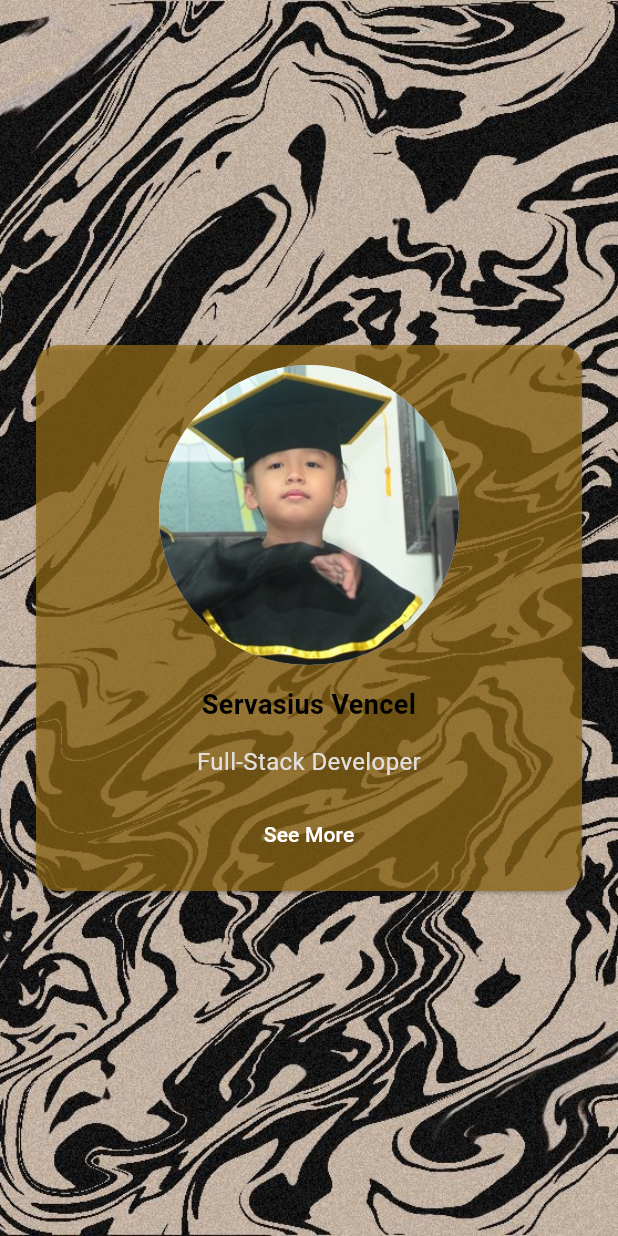
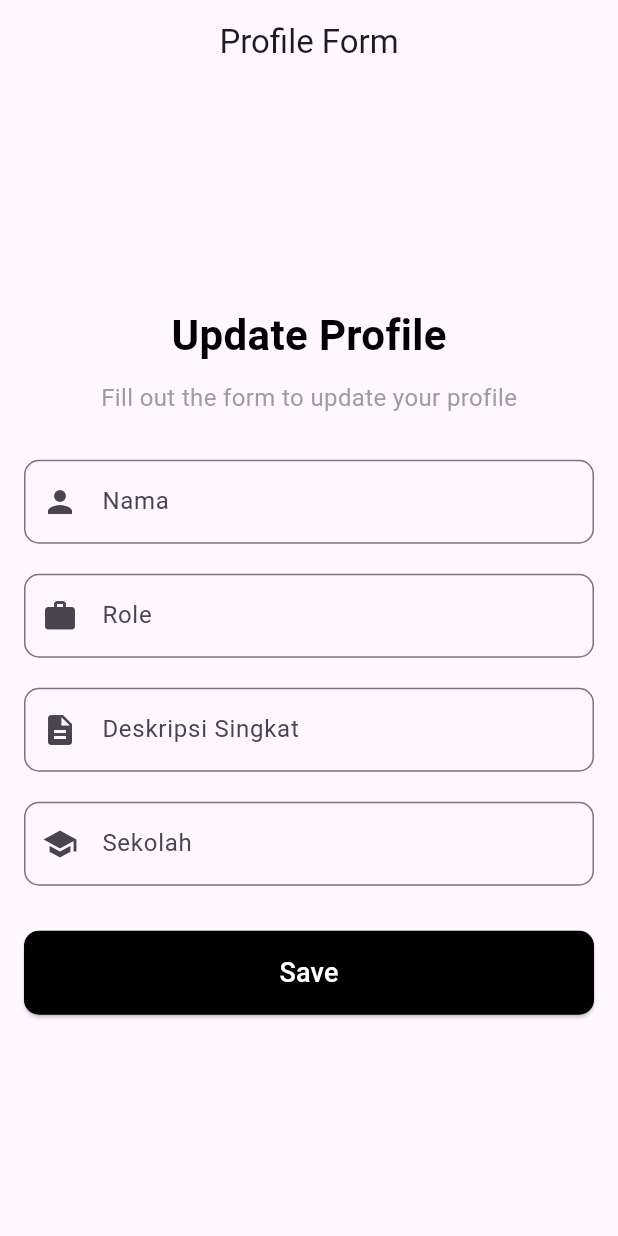
Before and after one commit to ServasiusVencel/profil_flutter, a Flutter app: the screen it shows after launch, on a phone screen of 412 x 824 dp. Run offline on Flutter 3.47's test engine with Material 3 defaults, Android fonts, the phone set to English and light mode, and no system bars.

Commit message:
update profile

```diff
--- a/lib/main.dart
+++ b/lib/main.dart
@@ -1,110 +1,185 @@
-import 'package:flutter/material.dart'; //perintah untuk mengimport library material dart bawaan dari flutter
-import 'Page2.dart';
+import 'package:flutter/material.dart';
+import 'page1.dart'; // Import page1.dart
 
-void main() { //fungsi main adalah fungsi yang pertama kali dijalankan oleh Flutter
-  runApp(MaterialApp(
-    debugShowCheckedModeBanner: false,
-    home: home(),
-  ));
+void main() {
+  runApp(const MyApp());
 }
 
-
-class home extends StatelessWidget {
-//   @override
-//   Widget build(BuildContext context) {
-//     return MaterialApp(
-//       title: 'Belajar Flutter', //perintah untuk memberikan judul pada aplikasi kalian
-//       home:Scaffold(
-//         appBar: AppBar(
-//           backgroundColor: Colors.blue,
-//           leading: Icon(Icons.home),
-//           title: Text('Belajar Flutter'),
-//         ),
-// body:Center(
-//             child: Card(
-//               elevation: 3,
-//               child: Image.asset("assets/images/.jpg",
-//               width: 150,
-//               height: 150,
-//               ),
-//             )
-//             )
-//       ),
-
-//       );
-//   }
-const home({Key?key}) : super(key:key);
+class MyApp extends StatelessWidget {
+  const MyApp({super.key});
 
   @override
-Widget build( BuildContext context ) {
+  Widget build(BuildContext context) {
+    return MaterialApp(
+      title: 'Flutter Demo',
+      theme: ThemeData(
+        primarySwatch: Colors.blue,
+      ),
+      home: const MyProfilePage(),
+    );
+  }
+}
+
+class MyProfilePage extends StatefulWidget {
+  const MyProfilePage({super.key});
+
+  @override
+  State<MyProfilePage> createState() => _MyProfilePageState();
+}
+
+class _MyProfilePageState extends State<MyProfilePage> {
+  final TextEditingController _namaController = TextEditingController();
+  final TextEditingController _roleController = TextEditingController();
+  final TextEditingController _deskripsiController = TextEditingController();
+  final TextEditingController _sekolahController = TextEditingController();
+  final _formKey = GlobalKey<FormState>();
+
+  @override
+  Widget build(BuildContext context) {
     return Scaffold(
-    body: Container(
-      width: MediaQuery.of(context).size.width,
-      height: MediaQuery.of(context).size.height,
-      decoration: BoxDecoration(
-          image: DecorationImage(
-            image: AssetImage("assets/images/background.jpeg"),
-            fit: BoxFit.cover
-          )
+      appBar: AppBar(
+        title: const Text("Profile Form"),
+        centerTitle: true,
       ),
-      child: Stack(
-         alignment: Alignment.center ,
+      body: Center(
+        child: Padding(
+          padding: const EdgeInsets.all(16.0),
+          child: SingleChildScrollView(
+            child: Form(
+              key: _formKey,
+              child: Column(
+                mainAxisAlignment: MainAxisAlignment.center,
                 children: <Widget>[
-         Container(
-           width: MediaQuery.of(context).size.width,
-           height: MediaQuery.of(context).size.shortestSide,
-           padding:EdgeInsets.all(20.0),
-           alignment: Alignment.center,
-           child: Card(
-            shape: RoundedRectangleBorder(borderRadius: BorderRadius.circular(15.0),),
-            color: Color.fromARGB(255, 149, 109, 22).withOpacity(0.7),
-            child: Center(
-              child: Column(
-                mainAxisAlignment: MainAxisAlignment.spaceEvenly,
-                children: <Widget>[
-                  CircleAvatar(
-                    radius: 100.0,
-                    backgroundImage: AssetImage('assets/images/fto.jpg'),
+                  const Text(
+                    "Update Profile",
+                    style: TextStyle(
+                      fontSize: 28,
+                      fontWeight: FontWeight.bold,
+                      color: Colors.black,
                     ),
-                  Text(
-                  "Servasius Vencel",
-                  textAlign: TextAlign.center,
+                  ),
+                  const SizedBox(height: 10),
+                  const Text(
+                    "Fill out the form to update your profile",
+                    style: TextStyle(
+                      fontSize: 16,
+                      color: Colors.grey,
+                    ),
+                  ),
+                  const SizedBox(height: 30),
+                  TextFormField(
+                    controller: _namaController,
+                    decoration: InputDecoration(
+                      labelText: "Nama",
+                      hintText: "Masukkan nama Anda",
+                      border: OutlineInputBorder(
+                        borderRadius: BorderRadius.circular(10),
+                      ),
+                      prefixIcon: const Icon(Icons.person),
+                    ),
+                    validator: (value) {
+                      if (value == null || value.isEmpty) {
+                        return 'Nama tidak boleh kosong';
+                      }
+                      return null;
+                    },
+                  ),
+                  const SizedBox(height: 20),
+                  TextFormField(
+                    controller: _roleController,
+                    decoration: InputDecoration(
+                      labelText: "Role",
+                      hintText: "Masukkan role Anda",
+                      border: OutlineInputBorder(
+                        borderRadius: BorderRadius.circular(10),
+                      ),
+                      prefixIcon: const Icon(Icons.work),
+                    ),
+                    validator: (value) {
+                      if (value == null || value.isEmpty) {
+                        return 'Role tidak boleh kosong';
+                      }
+                      return null;
+                    },
+                  ),
+                  const SizedBox(height: 20),
+                  TextFormField(
+                    controller: _deskripsiController,
+                    decoration: InputDecoration(
+                      labelText: "Deskripsi Singkat",
+                      hintText: "Masukkan deskripsi singkat",
+                      border: OutlineInputBorder(
+                        borderRadius: BorderRadius.circular(10),
+                      ),
+                      prefixIcon: const Icon(Icons.description),
+                    ),
+                    validator: (value) {
+                      if (value == null || value.isEmpty) {
+                        return 'Deskripsi singkat tidak boleh kosong';
+                      }
+                      return null;
+                    },
+                  ),
+                  const SizedBox(height: 20),
+                  TextFormField(
+                    controller: _sekolahController,
+                    decoration: InputDecoration(
+                      labelText: "Sekolah",
+                      hintText: "Masukkan nama sekolah Anda",
+                      border: OutlineInputBorder(
+                        borderRadius: BorderRadius.circular(10),
+                      ),
+                      prefixIcon: const Icon(Icons.school),
+                    ),
+                    validator: (value) {
+                      if (value == null || value.isEmpty) {
+                        return 'Sekolah tidak boleh kosong';
+                      }
+                      return null;
+                    },
+                  ),
+                  const SizedBox(height: 30),
+                  SizedBox(
+                    width: double.infinity,
+                    child: ElevatedButton(
+                      onPressed: () {
+                        if (_formKey.currentState!.validate()) {
+                          // Pass the form data to page1.dart
+                          Navigator.push(
+                            context,
+                            MaterialPageRoute(
+                              builder: (context) => home(
+                                nama: _namaController.text,
+                                role: _roleController.text,
+                                deskripsi: _deskripsiController.text,
+                                sekolah: _sekolahController.text,
+                              ),
+                            ),
+                          );
+                        }
+                      },
+                      style: ElevatedButton.styleFrom(
+                        backgroundColor: Colors.black,
+                        padding: const EdgeInsets.symmetric(vertical: 15),
+                        shape: RoundedRectangleBorder(
+                          borderRadius: BorderRadius.circular(10),
+                        ),
+                      ),
+                      child: const Text(
+                        "Save",
                         style: TextStyle(
                           fontSize: 18,
-                  color: Colors.black,
-                  fontWeight: FontWeight.bold, // Tempatkan fontWeight di dalam TextStyle
+                          color: Colors.white,
                         ),
                       ),
-
-
-                  Text("Full-Stack Developer",
-                  textAlign: TextAlign.center,
-                  style: TextStyle(fontSize: 16, color: Color.fromARGB(255, 227, 222, 222)),
-                  ),
-                  TextButton(
-                  onPressed: () {
-                   Navigator.push(
-                  context,
-                  MaterialPageRoute(builder: (context) => Page2()),
-                  );
-               },
-              child: Text('See More'),
-              style: TextButton.styleFrom(
-              primary: Color.fromARGB(255, 255, 255, 255),
                     ),
                   ),
-
                 ],
               ),
             ),
           ),
-    )
-  ]
-)
-    )
+        ),
+      ),
     );
   }
-
-
-
 }
--- a/pubspec.yaml
+++ b/pubspec.yaml
@@ -45,7 +45,7 @@ dev_dependencies:
   # activated in the `analysis_options.yaml` file located at the root of your
   # package. See that file for information about deactivating specific lint
   # rules and activating additional ones.
-  flutter_lints: ^2.0.0
+  flutter_lints: ^4.0.0
 
 # For information on the generic Dart part of this file, see the
 # following page: https://dart.dev/tools/pub/pubspec
```
Also changed, not shown: lib/Page1.dart (added, +106 -0 lines), pubspec.lock, 1 other file. Lines whose indentation alone changed are shown as unchanged.
